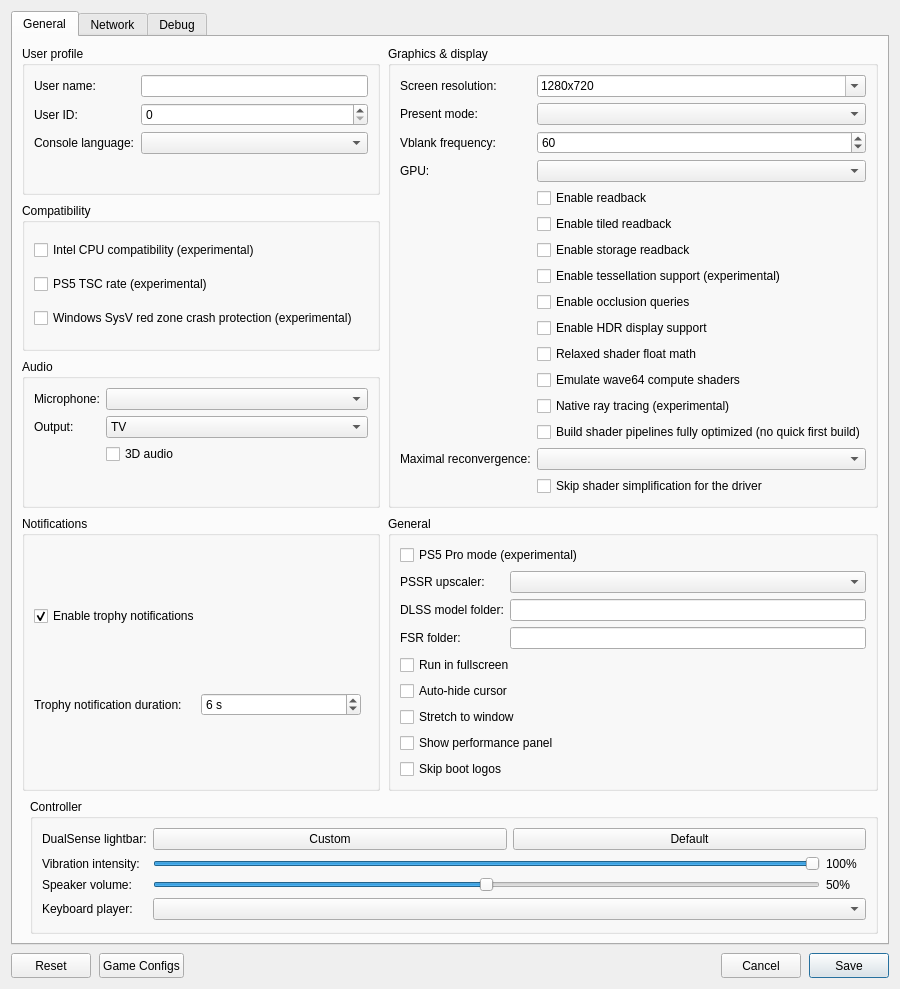
Before: the Qt Designer form src/launcher/forms/configuration_edit_dialog.ui in CarRamRod-963/KytyPS5, drawn with Qt 5.
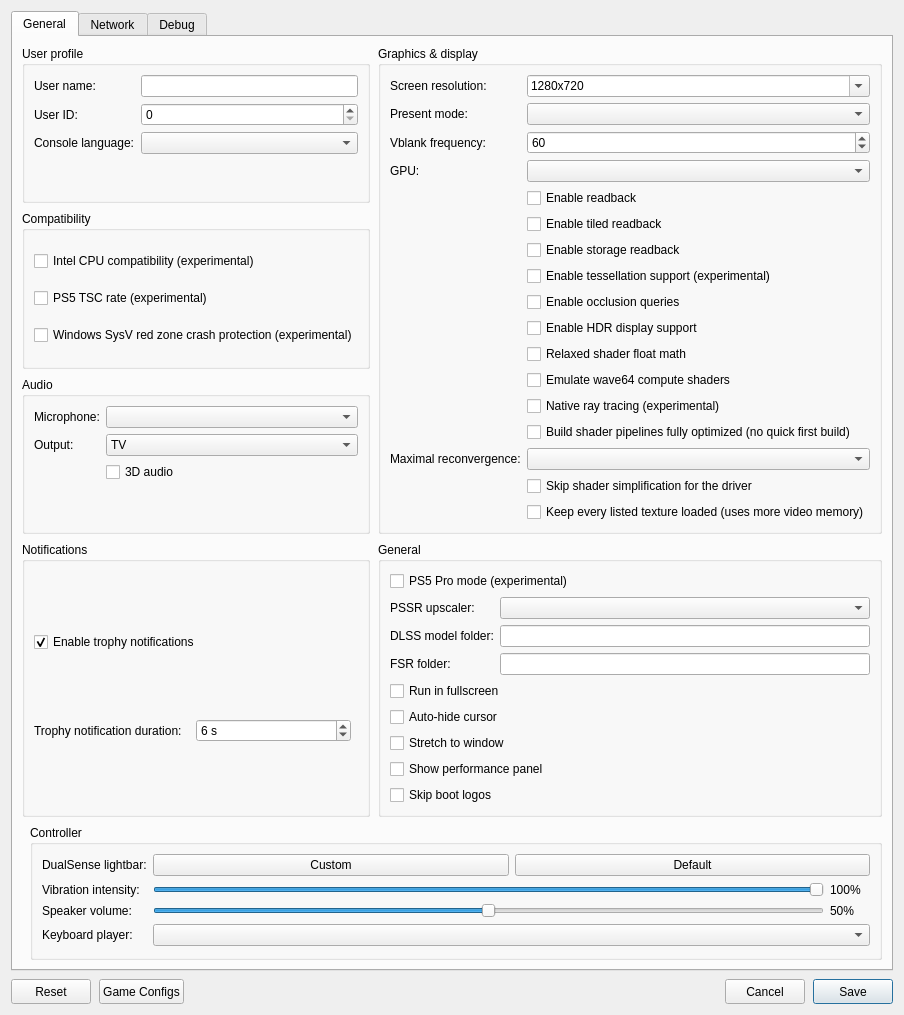
After: the same form once the commit is applied. Custom widgets are drawn as their Qt base class.

Commit message:
launcher: add the setting to turn selection feedback off
A checkbox passes --no-selection-feedback to the emulator, so every
candidate texture of GPU-selected tables stays bound; saved as
no_selection_feedback.

Diff of the .ui file:
```diff
--- a/src/launcher/forms/configuration_edit_dialog.ui
+++ b/src/launcher/forms/configuration_edit_dialog.ui
@@ -257,6 +257,12 @@
               <property name="text"><string>Skip shader simplification for the driver</string></property>
              </widget>
             </item>
+            <item row="17" column="1">
+             <widget class="QCheckBox" name="checkBox_no_selection_feedback">
+              <property name="toolTip"><string>Turn selection feedback off: every texture a shader's table lists stays loaded and bound, as in v0.1.9, instead of only the ones the GPU has used recently. Uses more video memory; meant for checking missing or flickering textures and fog glitches.</string></property>
+              <property name="text"><string>Keep every listed texture loaded (uses more video memory)</string></property>
+             </widget>
+            </item>
            </layout>
           </widget>
          </item>
```
The commit also changes 4 other files.
